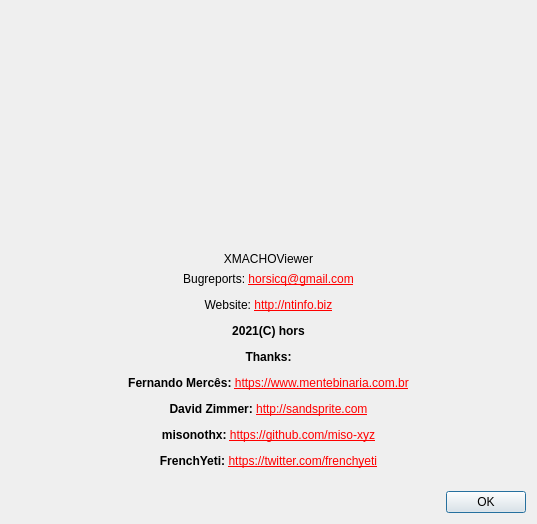
horsicq/XMachOViewer, file gui_source/dialogabout.ui: the form before one commit.
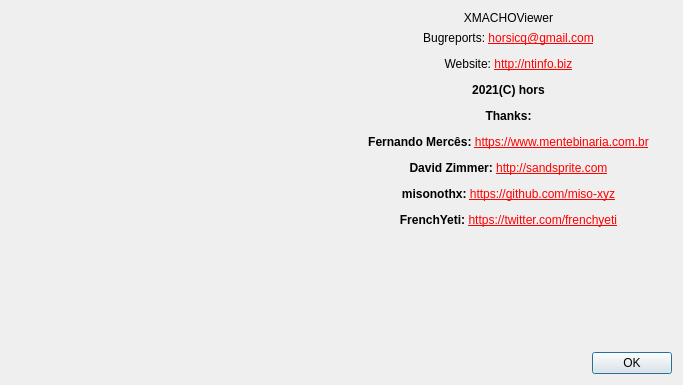
The form after the commit.

The edit to the form file:
```diff
--- a/gui_source/dialogabout.ui
+++ b/gui_source/dialogabout.ui
@@ -9,8 +9,8 @@
    <rect>
     <x>0</x>
     <y>0</y>
-    <width>537</width>
-    <height>524</height>
+    <width>683</width>
+    <height>385</height>
    </rect>
   </property>
   <property name="windowTitle">
@@ -19,7 +19,9 @@
   <property name="modal">
    <bool>true</bool>
   </property>
-  <layout class="QVBoxLayout" name="verticalLayout">
+  <layout class="QVBoxLayout" name="verticalLayout_2">
+   <item>
+    <layout class="QHBoxLayout" name="horizontalLayout_2">
    <item>
     <widget class="QLabel" name="labelLogo">
      <property name="minimumSize">
@@ -37,6 +39,8 @@
     </widget>
    </item>
    <item>
+      <layout class="QVBoxLayout" name="verticalLayout">
+       <item>
     <widget class="QLabel" name="labelVersion">
      <property name="text">
       <string notr="true">XMACHOViewer</string>
@@ -71,6 +75,10 @@
       </size>
      </property>
     </spacer>
+       </item>
+      </layout>
+     </item>
+    </layout>
    </item>
    <item>
     <layout class="QHBoxLayout" name="horizontalLayout">
```
Lines whose indentation alone changed are shown as unchanged.
